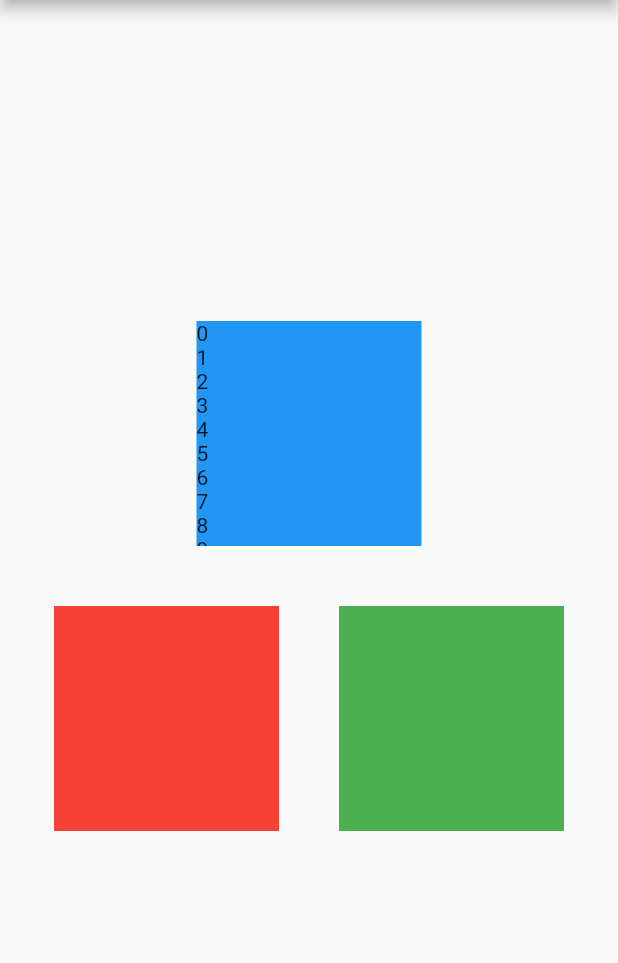
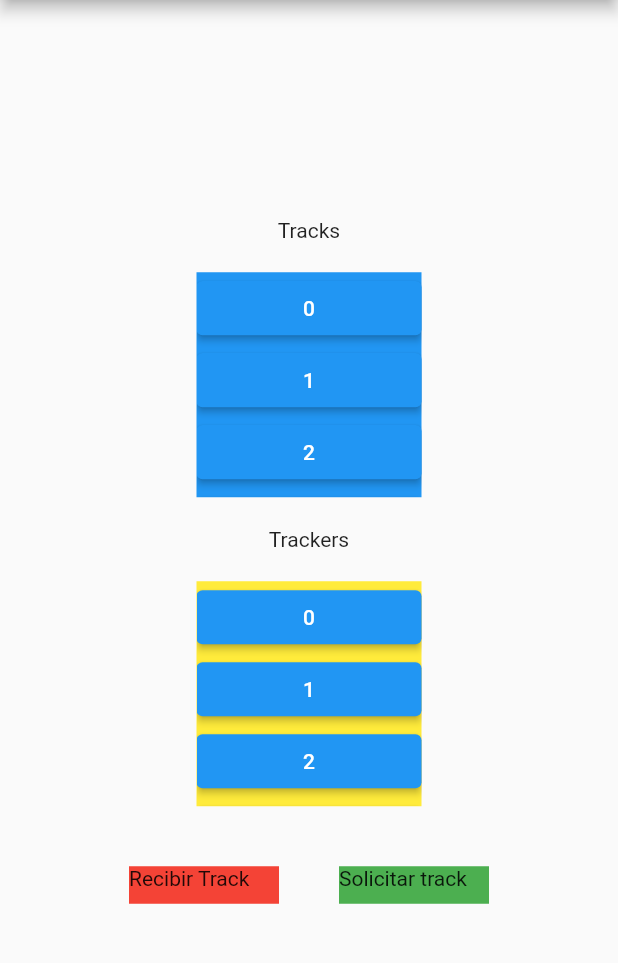
Before and after one commit to jhaos/EyeMe, a Flutter app: the screen it shows after launch, on a phone screen of 412 x 824 dp, the part 84-1047 px from its top. Run offline on Flutter 3.47's test engine with Material 2 defaults, Android fonts, the phone set to English and light mode, and no system bars.

```diff
--- a/lib/homepage.dart
+++ b/lib/homepage.dart
@@ -9,9 +9,7 @@ class HomePage extends StatefulWidget {
 }
 
 class _HomePageState extends State<HomePage> {
-  Widget _Track(_text){
-    return Text(_text);
-  }
+
 
   Widget build(BuildContext context) {
     return Scaffold(
@@ -32,7 +30,11 @@ class _HomePageState extends State<HomePage> {
     );
   }
 
-  Widget _list_buttom(){
+  Widget _Track(_text){
+    return Text(_text);
+  }
+
+  Widget _list_buttom(_text){
     return ElevatedButton(
       onPressed: () {
         Navigator.push(context,
@@ -40,7 +42,7 @@ class _HomePageState extends State<HomePage> {
               builder: (context) => TrackInfo()
           ),
         );
-      }, child: Text("Go to tracks"),
+      }, child: _Track(_text),
     );
   }
   Widget _body() {
@@ -54,8 +56,11 @@ class _HomePageState extends State<HomePage> {
             children: <Widget> [
               Row(
                 mainAxisAlignment: MainAxisAlignment.center,
-                crossAxisAlignment: CrossAxisAlignment.center,
+                crossAxisAlignment: CrossAxisAlignment.start,
                 children: <Widget> [
+                  Column(
+                    children: [
+                      Text("Tracks"),
                       Padding(
                         padding: const EdgeInsets.all(20.0),
                         child: Container(
@@ -66,11 +71,38 @@ class _HomePageState extends State<HomePage> {
                             physics: const BouncingScrollPhysics(),
                             itemCount: 20,
                             itemBuilder: (context, position){
-                          _list_buttom();
-                          return _Track(position.toString());
+                              return _list_buttom(position.toString());
                             },
                           ),
                         ),
+                      ),
+                    ],
+                  ),
+                ],
+              ),
+              Row(
+                mainAxisAlignment: MainAxisAlignment.center,
+                crossAxisAlignment: CrossAxisAlignment.start,
+                children: <Widget> [
+                  Column(
+                    children: [
+                      Text("Trackers"),
+                      Padding(
+                        padding: const EdgeInsets.all(20.0),
+                        child: Container(
+                          color: Colors.yellow,
+                          height: 150,
+                          width: 150,
+                          child: ListView.builder(
+                            physics: const BouncingScrollPhysics(),
+                            itemCount: 20,
+                            itemBuilder: (context, position){
+                              return _list_buttom(position.toString());
+                            },
+                          ),
+                        ),
+                      ),
+                    ],
                   ),
                 ],
               ),
@@ -82,16 +114,18 @@ class _HomePageState extends State<HomePage> {
                     padding: const EdgeInsets.all(20.0),
                     child: Container(
                       color: Colors.red,
-                      height: 150,
-                      width: 150,
+                      height: 25,
+                      width: 100,
+                      child: Text("Recibir Track"),
                     ),
                   ),
                   Padding(
                     padding: const EdgeInsets.all(20.0),
                     child: Container(
                       color: Colors.green,
-                      height: 150,
-                      width: 150,
+                      height: 25,
+                      width: 100,
+                      child: Text("Solicitar track"),
                     ),
                   )
                 ],
```
Lines whose indentation alone changed are shown as unchanged.
